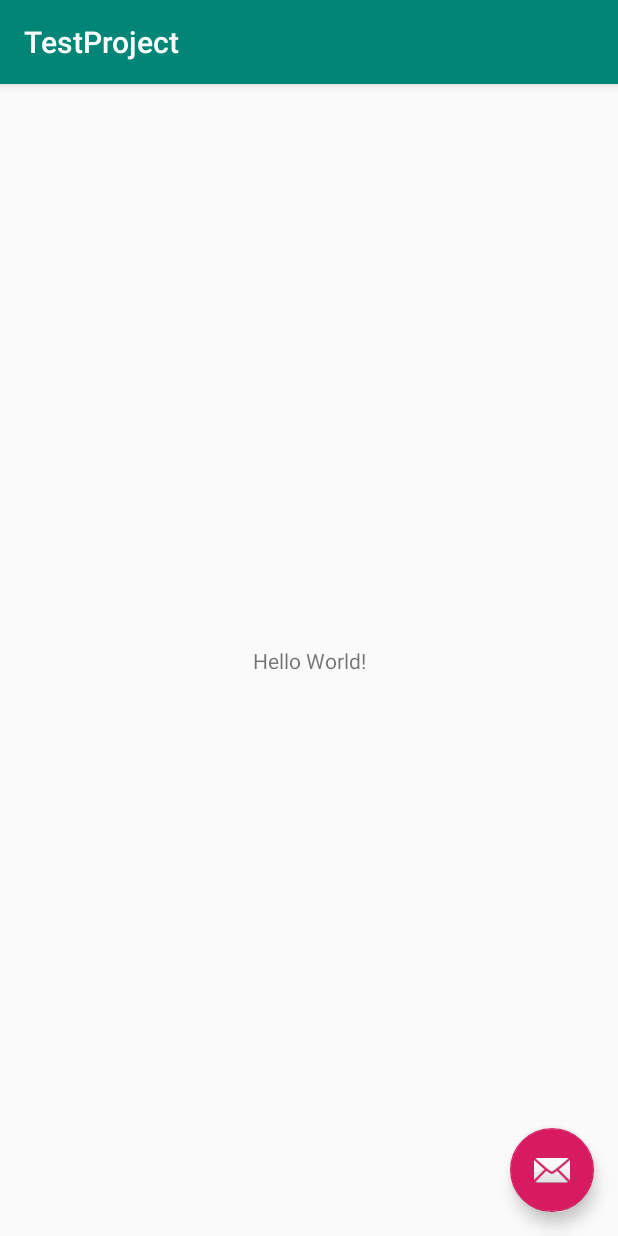
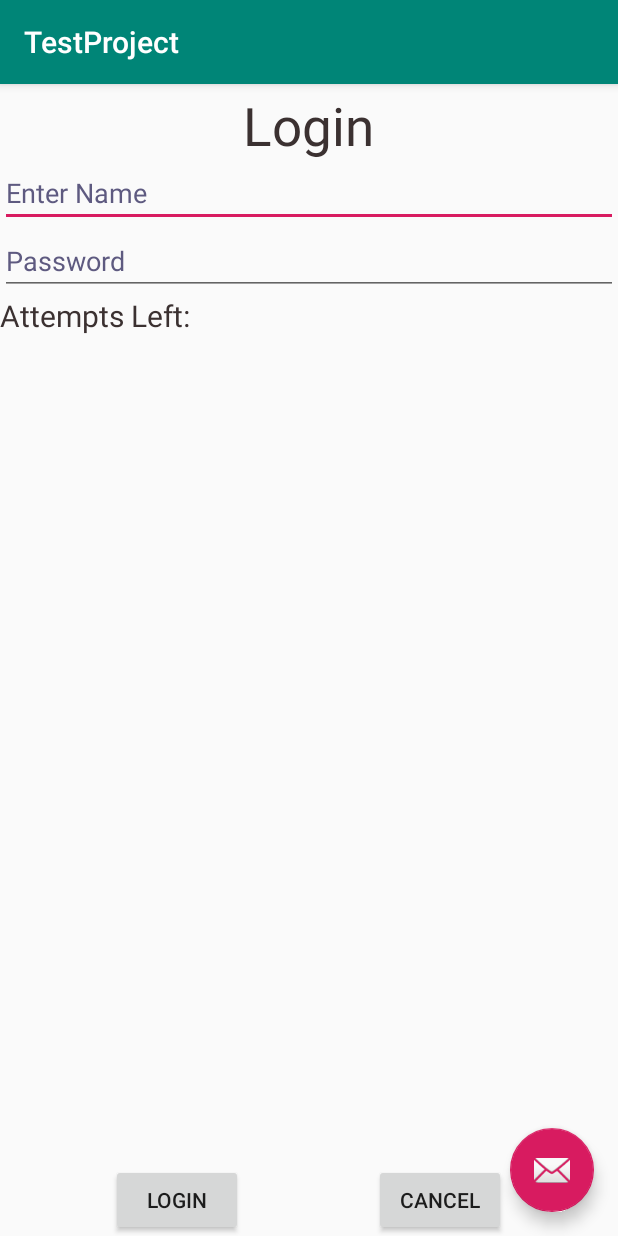
Before and after one commit to irinacovrescu/mps, an Android app: the screen it shows after launch (MainActivity), on a phone screen of 412 x 824 dp. Run offline under Robolectric (Android 15) with nearby library versions, the phone set to English and light mode, and no system bars; our stand-ins replace Firebase (no records; nobody signed in at launch, a user with empty details on screens opened directly).

Commit message:
Added simple login form

```diff
--- a/app/src/main/java/com/example/testproject/MainActivity.java
+++ b/app/src/main/java/com/example/testproject/MainActivity.java
@@ -1,9 +1,13 @@
 package com.example.testproject;
 
 import android.os.Bundle;
-import android.view.Menu;
-import android.view.MenuItem;
 import android.view.View;
+import android.graphics.Color;
+
+import android.widget.Button;
+import android.widget.EditText;
+import android.widget.TextView;
+import android.widget.Toast;
 
 import androidx.annotation.NonNull;
 import androidx.appcompat.app.AppCompatActivity;
@@ -18,7 +22,11 @@ import com.google.firebase.database.FirebaseDatabase;
 public class MainActivity extends AppCompatActivity {
 
     private static final String TAG = "MainActivity";
+    Button loginButton, cancelButton;
+    EditText usernameBox, passwordBox;
 
+    TextView tx1;
+    int counter = 3;
 
     @Override
     protected void onCreate(Bundle savedInstanceState) {
@@ -27,6 +35,42 @@ public class MainActivity extends AppCompatActivity {
         Toolbar toolbar = findViewById(R.id.toolbar);
         setSupportActionBar(toolbar);
 
+        loginButton = (Button)findViewById(R.id.loginButton);
+        usernameBox = (EditText)findViewById(R.id.usernameBox);
+        passwordBox = (EditText)findViewById(R.id.passwordBox);
+
+        cancelButton = (Button)findViewById(R.id.cancelButton);
+        tx1 = (TextView)findViewById(R.id.textView3);
+        tx1.setVisibility(View.GONE);
+
+        loginButton.setOnClickListener(new View.OnClickListener() {
+            @Override
+            public void onClick(View v) {
+                if(usernameBox.getText().toString().equals("admin") &&
+                        passwordBox.getText().toString().equals("admin")) {
+                    Toast.makeText(getApplicationContext(),
+                            "Redirecting...",Toast.LENGTH_SHORT).show();
+                }else{
+                    Toast.makeText(getApplicationContext(), "Wrong Credentials", Toast.LENGTH_SHORT).show();
+
+                            tx1.setVisibility(View.VISIBLE);
+                    tx1.setBackgroundColor(Color.RED);
+                    counter--;
+                    tx1.setText(Integer.toString(counter));
+
+                    if (counter == 0) {
+                        loginButton.setEnabled(false);
+                    }
+                }
+            }
+        });
+
+        cancelButton.setOnClickListener(new View.OnClickListener() {
+            @Override
+            public void onClick(View v) {
+                finish();
+            }
+        });
 
         FloatingActionButton fab = findViewById(R.id.fab);
         fab.setOnClickListener(new View.OnClickListener() {
--- a/app/src/main/res/layout/content_main.xml
+++ b/app/src/main/res/layout/content_main.xml
@@ -1,20 +1,89 @@
-<?xml version="1.0" encoding="utf-8"?>
-<androidx.constraintlayout.widget.ConstraintLayout xmlns:android="http://schemas.android.com/apk/res/android"
-    xmlns:app="http://schemas.android.com/apk/res-auto"
-    xmlns:tools="http://schemas.android.com/tools"
-    android:layout_width="match_parent"
-    android:layout_height="match_parent"
-    app:layout_behavior="@string/appbar_scrolling_view_behavior"
-    tools:context=".MainActivity"
-    tools:showIn="@layout/activity_main">
+<?xml version = "1.0" encoding = "utf-8"?>
+<RelativeLayout xmlns:android = "http://schemas.android.com/apk/res/android"
+    xmlns:tools = "http://schemas.android.com/tools" android:layout_width="match_parent"
+    android:layout_height = "match_parent"
+    android:paddingTop="@dimen/default_padding"
+    tools:context = ".MainActivity">
+
+    <TextView android:text = "Login" android:layout_width="wrap_content"
+        android:layout_height = "wrap_content"
+        android:id = "@+id/textview"
+        android:textSize = "@dimen/text_size_big"
+        android:textColor="@color/oil"
+        android:layout_alignParentTop = "true"
+        android:layout_centerHorizontal = "true" />
+
+    <EditText
+        android:layout_width = "wrap_content"
+        android:layout_height = "wrap_content"
+        android:id = "@+id/usernameBox"
+        android:hint = "Enter Name"
+        android:focusable = "true"
+        android:textColorHighlight = "#ff7eff15"
+        android:textColorHint = "@color/grape"
+        android:textColor="@color/purpleMonster"
+        android:layout_marginTop = "46dp"
+        android:layout_alignParentLeft = "true"
+        android:layout_alignParentStart = "true"
+        android:layout_alignParentRight = "true"
+        android:layout_alignParentEnd = "true" />
+
+    <EditText
+        android:layout_width="wrap_content"
+        android:layout_height="wrap_content"
+        android:inputType="textPassword"
+        android:ems="10"
+        android:id="@+id/passwordBox"
+        android:layout_below="@+id/usernameBox"
+        android:layout_alignParentLeft="true"
+        android:layout_alignParentStart="true"
+        android:layout_alignRight="@+id/usernameBox"
+        android:layout_alignEnd="@+id/usernameBox"
+        android:textColorHint = "@color/grape"
+        android:textColor="@color/purpleMonster"
+        android:hint="Password" />
 
     <TextView
         android:layout_width="wrap_content"
         android:layout_height="wrap_content"
-        android:text="Hello World!"
-        app:layout_constraintBottom_toBottomOf="parent"
-        app:layout_constraintLeft_toLeftOf="parent"
-        app:layout_constraintRight_toRightOf="parent"
-        app:layout_constraintTop_toTopOf="parent" />
+        android:text="Attempts Left:"
+        android:id="@+id/textView2"
+        android:layout_below="@+id/passwordBox"
+        android:layout_alignParentLeft="true"
+        android:layout_alignParentStart="true"
+        android:textColor="@color/oil"
+        android:textSize="@dimen/default_text_size" />
 
-</androidx.constraintlayout.widget.ConstraintLayout>
+    <TextView
+        android:layout_width="wrap_content"
+        android:layout_height="wrap_content"
+        android:text="New Text"
+        android:id="@+id/textView3"
+        android:layout_alignTop="@+id/textView2"
+        android:layout_alignParentRight="true"
+        android:layout_alignParentEnd="true"
+        android:layout_alignBottom="@+id/textView2"
+        android:layout_toEndOf="@+id/textview"
+        android:textSize="@dimen/default_text_size"
+        android:textColor="@color/oil"
+        android:layout_toRightOf="@+id/textview" />
+
+    <Button
+        android:layout_width="wrap_content"
+        android:layout_height="wrap_content"
+        android:text="login"
+        android:id="@+id/loginButton"
+        android:layout_alignParentBottom="true"
+        android:layout_toLeftOf="@+id/textview"
+        android:layout_toStartOf="@+id/textview" />
+
+    <Button
+        android:layout_width="wrap_content"
+        android:layout_height="wrap_content"
+        android:text="Cancel"
+        android:id="@+id/cancelButton"
+        android:layout_alignParentBottom="true"
+        android:layout_toRightOf="@+id/textview"
+        android:layout_toEndOf="@+id/textview" />
+
+</RelativeLayout>
--- a/app/src/main/res/values/colors.xml
+++ b/app/src/main/res/values/colors.xml
@@ -3,4 +3,7 @@
     <color name="colorPrimary">#008577</color>
     <color name="colorPrimaryDark">#00574B</color>
     <color name="colorAccent">#D81B60</color>
+    <color name="grape">#5E5A80</color>
+    <color name="purpleMonster">#461B7E</color>
+    <color name="oil">#3b3131</color>
 </resources>
--- a/app/src/main/res/values/dimens.xml
+++ b/app/src/main/res/values/dimens.xml
@@ -1,3 +1,7 @@
 <resources>
     <dimen name="fab_margin">16dp</dimen>
+    <dimen name="default_padding">60dp</dimen>
+    <dimen name="default_text_size">20dp</dimen>
+    <dimen name="text_size_big">35dp</dimen>
+
 </resources>
```
